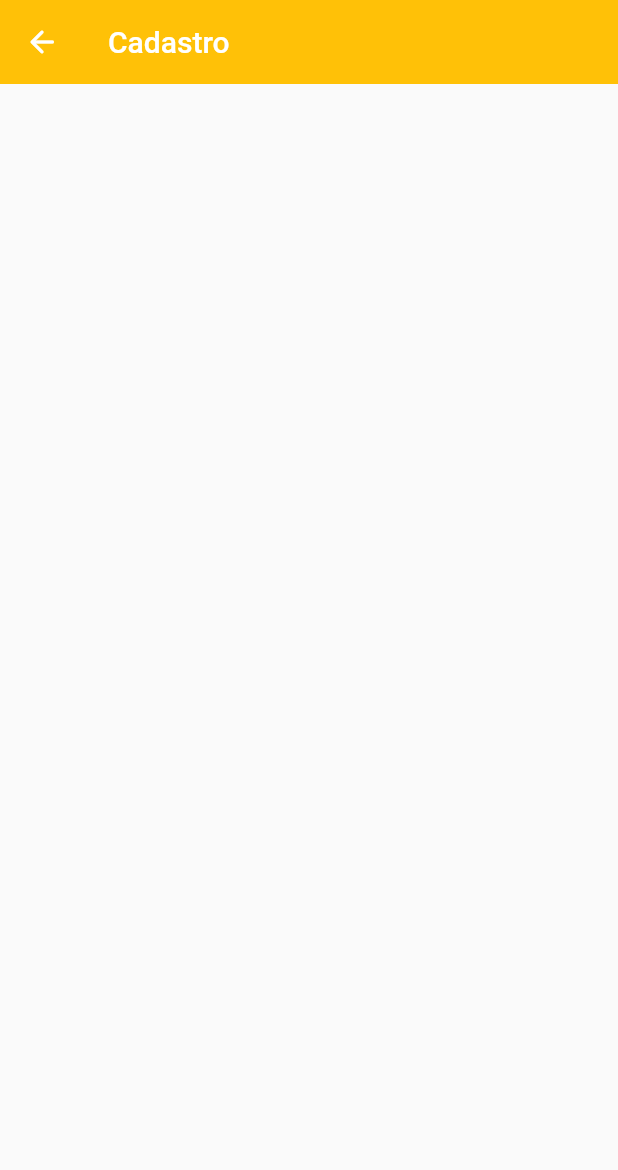
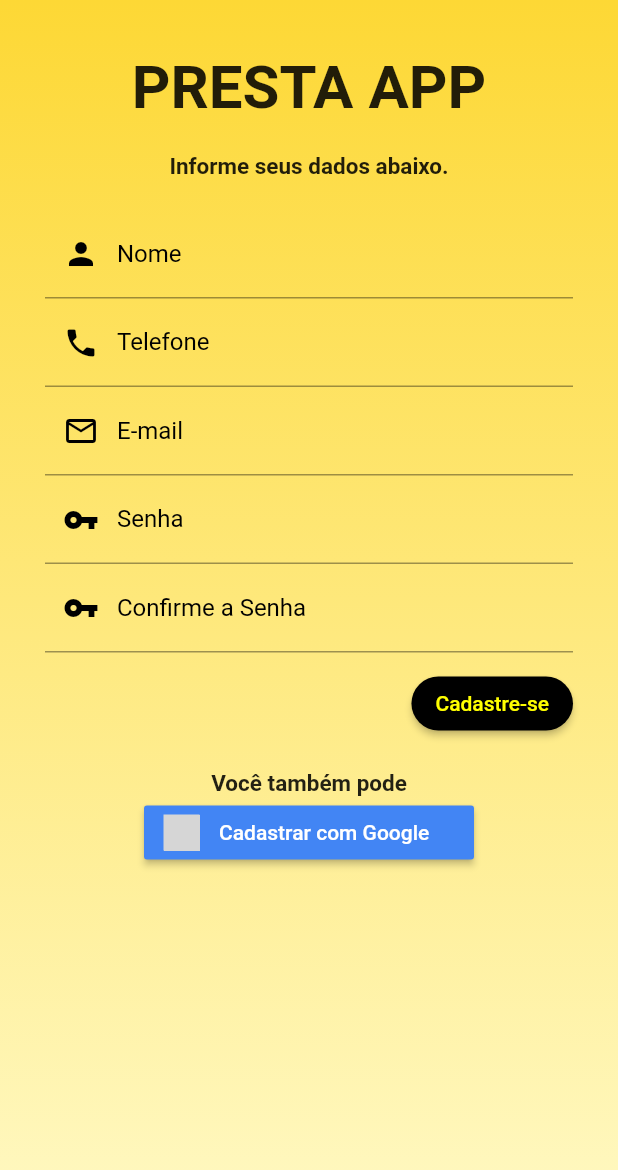
Before and after one commit to jessielyoliveira/presta, a Flutter app: the TelaCadastro screen opened directly, on a phone screen of 412 x 824 dp. Shown: the top 1170 px of the screen. Run offline on Flutter 3.47's test engine with Material 2 defaults, Android fonts, the phone set to English and light mode, and no system bars; our stand-ins replace carousel_slider, flutter_signin_button; grey boxes are pictures that could not be loaded.

Commit message:
Tela de Cadastro
Tela de Cadastro OK

```diff
--- a/lib/main.dart
+++ b/lib/main.dart
@@ -1,7 +1,7 @@
 import 'package:flutter/material.dart';
 import 'package:presta/screens/login_screen.dart';
 
-import 'package:presta/screens/prestador/TelaCadastro.dart';
+import 'package:presta/screens/TelaCadastro.dart';
 import 'package:presta/screens/cliente/home.dart';
 import 'package:presta/screens/login_screen.dart';
 
@@ -19,6 +19,6 @@ void main() => runApp(MyApp());
 class MyApp extends StatelessWidget {
   @override
   Widget build(BuildContext context) {
-    return MaterialApp(home: Home());
+    return MaterialApp(home: LoginScreen());
   }
 }
--- /dev/null
+++ b/lib/screens/TelaCadastro.dart
@@ -0,0 +1,214 @@
+import 'package:flutter/material.dart';
+import 'package:flutter_signin_button/flutter_signin_button.dart';
+import 'package:presta/screens/escolherServicos.dart';
+import 'package:presta/screens/estrutura.dart';
+import 'package:presta/screens/login_screen.dart';
+
+class TelaCadastro extends StatefulWidget {
+  @override
+  _TelaCadastroState createState() => _TelaCadastroState();
+  final _tNome = TextEditingController();
+  final _tTelefone = TextEditingController();
+  final _tNascimento = TextEditingController();
+  final _tLogin = TextEditingController();
+  final _tSenha = TextEditingController();
+  final _tConfirmarSenha = TextEditingController();
+  final GlobalKey<FormState> _formKey = GlobalKey<FormState>();
+}
+
+// usar isso https://material.io/components/chips/flutter#filter-chips
+class _TelaCadastroState extends State<TelaCadastro> {
+  @override
+  Widget build(BuildContext context) {
+    return Scaffold(
+        //backgroundColor: Colors.amberAccent,
+        body: Container(
+      padding: EdgeInsets.symmetric(horizontal: 30),
+      decoration: BoxDecoration(
+          gradient: LinearGradient(
+              begin: Alignment.topCenter,
+              end: Alignment.bottomCenter,
+              colors: [
+            Colors.yellow[600],
+            Colors.yellow[100],
+          ])),
+      child: Column(
+        children: [
+          Padding(padding: EdgeInsets.only(top: 35)),
+          Text("PRESTA APP",
+              textAlign: TextAlign.center,
+              style: TextStyle(
+                color: Colors.black87,
+                fontSize: 40,
+                fontWeight: FontWeight.bold,
+              )),
+          Padding(padding: EdgeInsets.all(10)),
+          Text(
+            "Informe seus dados abaixo.",
+            style: TextStyle(fontSize: 15, fontWeight: FontWeight.bold),
+          ),
+          Padding(padding: EdgeInsets.all(10)),
+          Form(
+            key: widget._formKey,
+            child: Column(
+              mainAxisAlignment: MainAxisAlignment.center,
+              crossAxisAlignment: CrossAxisAlignment.stretch,
+              children: [
+                _textFormFieldNome(),
+                _textFormFieldTelefone(),
+                _textFormFieldEmail(),
+                _textFormFieldSenha(),
+                _textFormFieldConfirmarSenha()
+              ],
+            ),
+          ),
+          Padding(padding: EdgeInsets.only(bottom: 10)),
+          Row(
+            mainAxisAlignment: MainAxisAlignment.end,
+            children: [
+              ElevatedButton(
+                onPressed: () {
+                  direcionar(context, EscolherServicos());
+                },
+                child: Text(
+                  'Cadastre-se',
+                  style: TextStyle(color: Colors.yellowAccent),
+                ),
+                style: ElevatedButton.styleFrom(
+                    primary: Colors.black,
+                    shape: RoundedRectangleBorder(
+                        borderRadius: BorderRadius.circular(50))),
+              ),
+            ],
+          ),
+          Padding(padding: EdgeInsets.all(10)),
+          Text(
+            "Você também pode",
+            style: TextStyle(fontSize: 15, fontWeight: FontWeight.bold),
+          ),
+          SignInButton(
+            Buttons.GoogleDark,
+            text: "Cadastrar com Google",
+            onPressed: () {},
+          )
+        ],
+      ),
+    ));
+  }
+
+  // Realiza a validação do login
+  String _validaEmail(String text) {
+    return (text.isEmpty) ? "Informe o e-mail" : null;
+  }
+
+  // Realiza a validação da senha
+  String _validaSenha(String text) {
+    return (text.isEmpty) ? "Informe a senha" : null;
+  }
+
+// Gerador do campo de telefone
+  TextFormField _textFormFieldTelefone() {
+    return TextFormField(
+      autofocus: false,
+      keyboardType: TextInputType.name,
+      controller: widget._tTelefone,
+      decoration: InputDecoration(
+          labelText: "Telefone",
+          labelStyle: TextStyle(color: Colors.black),
+          prefixIcon: Icon(Icons.phone, color: Colors.black),
+          border: UnderlineInputBorder(
+            borderSide: BorderSide(
+              color: Colors.black,
+            ),
+          ),
+          focusedBorder: UnderlineInputBorder(
+              borderSide: BorderSide(color: Colors.black))),
+    );
+  }
+
+// Gerador do campo de Login
+  TextFormField _textFormFieldNome() {
+    return TextFormField(
+      autofocus: false,
+      keyboardType: TextInputType.name,
+      controller: widget._tNome,
+      decoration: InputDecoration(
+          labelText: "Nome",
+          labelStyle: TextStyle(color: Colors.black),
+          prefixIcon: Icon(Icons.person, color: Colors.black),
+          border: UnderlineInputBorder(
+            borderSide: BorderSide(
+              color: Colors.black,
+            ),
+          ),
+          focusedBorder: UnderlineInputBorder(
+              borderSide: BorderSide(color: Colors.black))),
+    );
+  }
+
+// Gerador do campo de Login
+  TextFormField _textFormFieldEmail() {
+    return TextFormField(
+      autofocus: false,
+      keyboardType: TextInputType.emailAddress,
+      controller: widget._tLogin,
+      decoration: InputDecoration(
+          labelText: "E-mail",
+          labelStyle: TextStyle(color: Colors.black),
+          prefixIcon: Icon(Icons.mail_outline, color: Colors.black),
+          border: UnderlineInputBorder(
+            borderSide: BorderSide(
+              color: Colors.black,
+            ),
+          ),
+          focusedBorder: UnderlineInputBorder(
+              borderSide: BorderSide(color: Colors.black))),
+    );
+  }
+
+// Gerador do campo de Senha
+  TextFormField _textFormFieldSenha() {
+    return TextFormField(
+      autofocus: false,
+      keyboardType: TextInputType.text,
+      obscureText: true,
+      controller: widget._tSenha,
+      validator: _validaSenha,
+      decoration: InputDecoration(
+        labelText: "Senha",
+        labelStyle: TextStyle(color: Colors.black),
+        prefixIcon: Icon(Icons.vpn_key, color: Colors.black),
+        border: UnderlineInputBorder(
+          borderSide: BorderSide(
+            color: Colors.black,
+          ),
+        ),
+        focusedBorder:
+            UnderlineInputBorder(borderSide: BorderSide(color: Colors.black)),
+      ),
+    );
+  }
+
+  // Gerador do campo de confirmar Senha
+  TextFormField _textFormFieldConfirmarSenha() {
+    return TextFormField(
+      autofocus: false,
+      keyboardType: TextInputType.text,
+      obscureText: true,
+      controller: widget._tConfirmarSenha,
+      validator: _validaSenha,
+      decoration: InputDecoration(
+        labelText: "Confirme a Senha",
+        labelStyle: TextStyle(color: Colors.black),
+        prefixIcon: Icon(Icons.vpn_key, color: Colors.black),
+        border: UnderlineInputBorder(
+          borderSide: BorderSide(
+            color: Colors.black,
+          ),
+        ),
+        focusedBorder:
+            UnderlineInputBorder(borderSide: BorderSide(color: Colors.black)),
+      ),
+    );
+  }
+}
--- a/lib/screens/prestador/TelaCadastro.dart
+++ /dev/null
@@ -1,27 +0,0 @@
-import 'package:flutter/material.dart';
-
-class TelaCadastro extends StatefulWidget {
-  @override
-  _TelaCadastroState createState() => _TelaCadastroState();
-}
-
-// usar isso https://material.io/components/chips/flutter#filter-chips
-class _TelaCadastroState extends State<TelaCadastro> {
-  @override
-  Widget build(BuildContext context) {
-    return Scaffold(
-      appBar: AppBar(
-        elevation: 0,
-        backgroundColor: Colors.amber,
-        title: Text("Cadastro"),
-        leading: IconButton(
-          icon: Icon(Icons.arrow_back_rounded),
-          onPressed: () {},
-        ),
-      ),
-      body: Column(
-        children: [],
-      ),
-    );
-  }
-}
--- a/pubspec.yaml
+++ b/pubspec.yaml
@@ -21,6 +21,7 @@ environment:
   sdk: ">=2.7.0 <3.0.0"
 
 dependencies:
+  flutter_signin_button: ^2.0.0
   flutter:
     sdk: flutter
 
```
Also changed, not shown: lib/screens/escolherServicos.dart (added, +188 -0 lines), lib/screens/login_screen.dart (+6 -2 lines), pubspec.lock.
